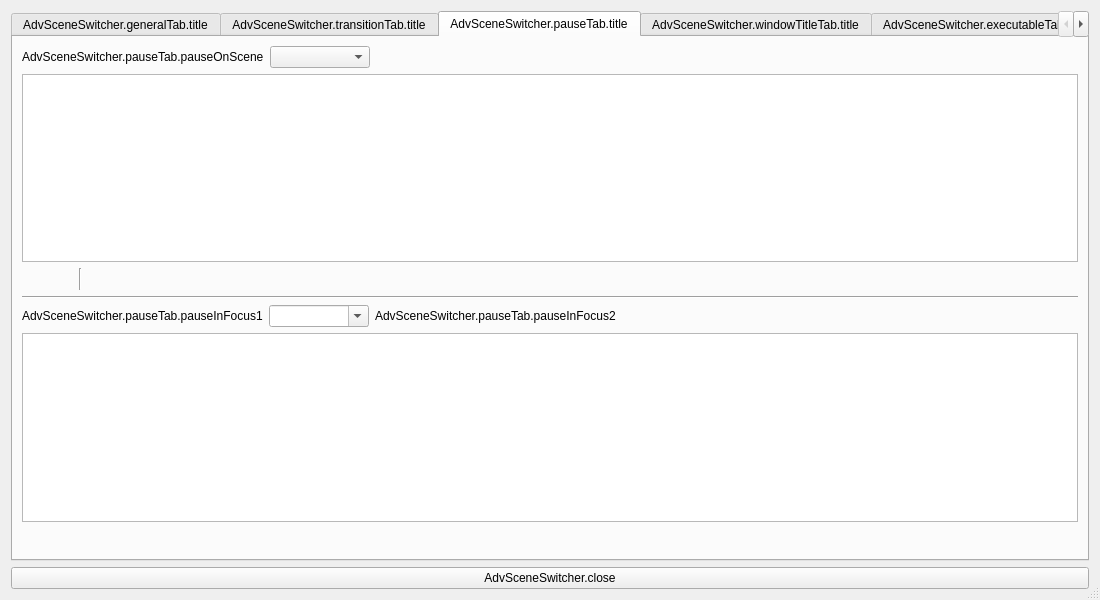
Before: the Qt Designer form forms/advanced-scene-switcher.ui in WarmUpTill/SceneSwitcher, drawn with Qt 5.
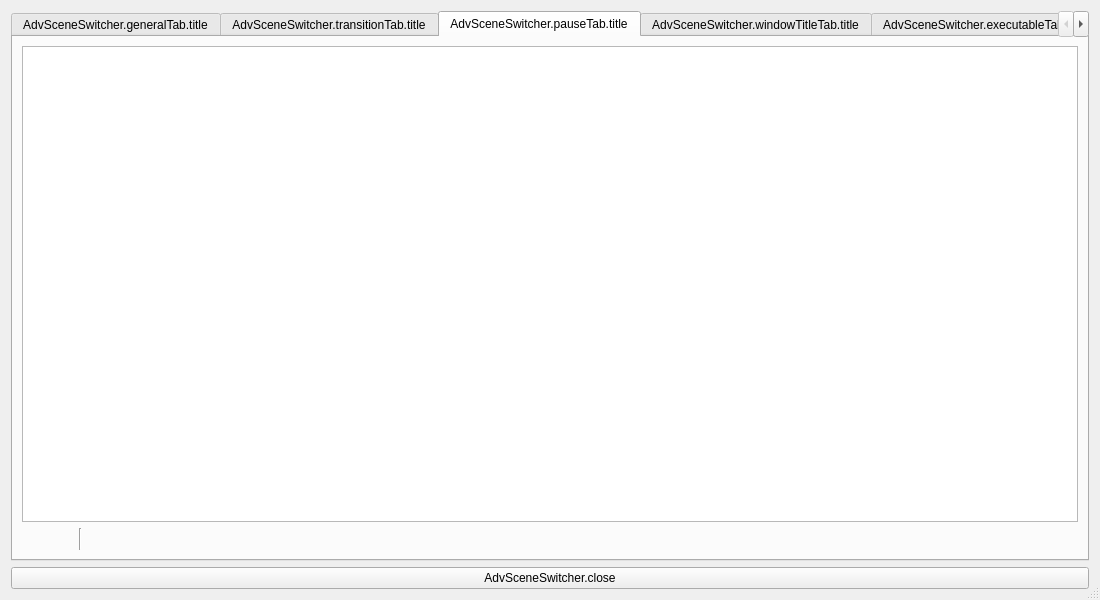
After: the same form once the commit is applied. The open tabs and pages were chosen to show the change. Icons and pictures are not drawn.

Commit message: clean up pause tab

Diff of the .ui file:
```diff
--- a/forms/advanced-scene-switcher.ui
+++ b/forms/advanced-scene-switcher.ui
@@ -949,46 +949,6 @@
        <string>AdvSceneSwitcher.pauseTab.title</string>
       </attribute>
       <layout class="QVBoxLayout" name="verticalLayout_5">
-       <item>
-        <layout class="QHBoxLayout" name="horizontalLayout_7">
-         <item>
-          <widget class="QLabel" name="label_7">
-           <property name="text">
-            <string>AdvSceneSwitcher.pauseTab.pauseOnScene</string>
-           </property>
-          </widget>
-         </item>
-         <item>
-          <widget class="QComboBox" name="pauseScenesScenes">
-           <property name="sizePolicy">
-            <sizepolicy hsizetype="Maximum" vsizetype="Fixed">
-             <horstretch>0</horstretch>
-             <verstretch>0</verstretch>
-            </sizepolicy>
-           </property>
-           <property name="minimumSize">
-            <size>
-             <width>100</width>
-             <height>0</height>
-            </size>
-           </property>
-          </widget>
-         </item>
-         <item>
-          <spacer name="horizontalSpacer_5">
-           <property name="orientation">
-            <enum>Qt::Horizontal</enum>
-           </property>
-           <property name="sizeHint" stdset="0">
-            <size>
-             <width>40</width>
-             <height>20</height>
-            </size>
-           </property>
-          </spacer>
-         </item>
-        </layout>
-       </item>
        <item>
         <widget class="QListWidget" name="pauseEntries">
          <property name="sizePolicy">
@@ -1139,125 +1099,6 @@
          </item>
         </layout>
        </item>
-       <item>
-        <widget class="Line" name="line_4">
-         <property name="orientation">
-          <enum>Qt::Horizontal</enum>
-         </property>
-        </widget>
-       </item>
-       <item>
-        <layout class="QHBoxLayout" name="horizontalLayout_34">
-         <item>
-          <widget class="QLabel" name="label_37">
-           <property name="text">
-            <string>AdvSceneSwitcher.pauseTab.pauseInFocus1</string>
-           </property>
-          </widget>
-         </item>
-         <item>
-          <widget class="QComboBox" name="pauseWindowsWindows">
-           <property name="sizePolicy">
-            <sizepolicy hsizetype="Maximum" vsizetype="Fixed">
-             <horstretch>0</horstretch>
-             <verstretch>0</verstretch>
-            </sizepolicy>
-           </property>
-           <property name="minimumSize">
-            <size>
-             <width>100</width>
-             <height>0</height>
-            </size>
-           </property>
-           <property name="editable">
-            <bool>true</bool>
-           </property>
-          </widget>
-         </item>
-         <item>
-          <widget class="QLabel" name="label_38">
-           <property name="text">
-            <string>AdvSceneSwitcher.pauseTab.pauseInFocus2</string>
-           </property>
-          </widget>
-         </item>
-         <item>
-          <spacer name="horizontalSpacer_33">
-           <property name="orientation">
-            <enum>Qt::Horizontal</enum>
-           </property>
-           <property name="sizeHint" stdset="0">
-            <size>
-             <width>40</width>
-             <height>20</height>
-            </size>
-           </property>
-          </spacer>
-         </item>
-        </layout>
-       </item>
-       <item>
-        <widget class="QListWidget" name="pauseWindows">
-         <property name="sizePolicy">
-          <sizepolicy hsizetype="Expanding" vsizetype="Expanding">
-           <horstretch>0</horstretch>
-           <verstretch>0</verstretch>
-          </sizepolicy>
-         </property>
-         <property name="sortingEnabled">
-          <bool>false</bool>
-         </property>
-        </widget>
-       </item>
-       <item>
-        <layout class="QHBoxLayout" name="horizontalLayout_21">
-         <item>
-          <widget class="QPushButton" name="pauseWindowsAdd">
-           <property name="maximumSize">
-            <size>
-             <width>22</width>
-             <height>22</height>
-            </size>
-           </property>
-           <property name="flat">
-            <bool>true</bool>
-           </property>
-           <property name="themeID" stdset="0">
-            <string notr="true">addIconSmall</string>
-           </property>
-          </widget>
-         </item>
-         <item>
-          <widget class="QPushButton" name="pauseWindowsRemove">
-           <property name="maximumSize">
-            <size>
-             <width>22</width>
-             <height>22</height>
-            </size>
-           </property>
-           <property name="flat">
-            <bool>true</bool>
-           </property>
-           <property name="themeID" stdset="0">
-            <string notr="true">removeIconSmall</string>
-           </property>
-          </widget>
-         </item>
-         <item>
-          <spacer name="horizontalSpacer_32">
-           <property name="orientation">
-            <enum>Qt::Horizontal</enum>
-           </property>
-           <property name="sizeHint" stdset="0">
-            <size>
-             <width>40</width>
-             <height>20</height>
-            </size>
-           </property>
-          </spacer>
-         </item>
-        </layout>
-       </item>
       </layout>
      </widget>
      <widget class="QWidget" name="windowTitleTab">
```
The commit also changes 2 other files.
